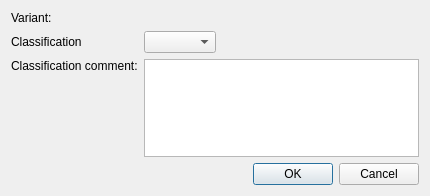
Qt form src/GSvar/ClassificationDialog.ui (imgag/ngs-bits) before a commit.
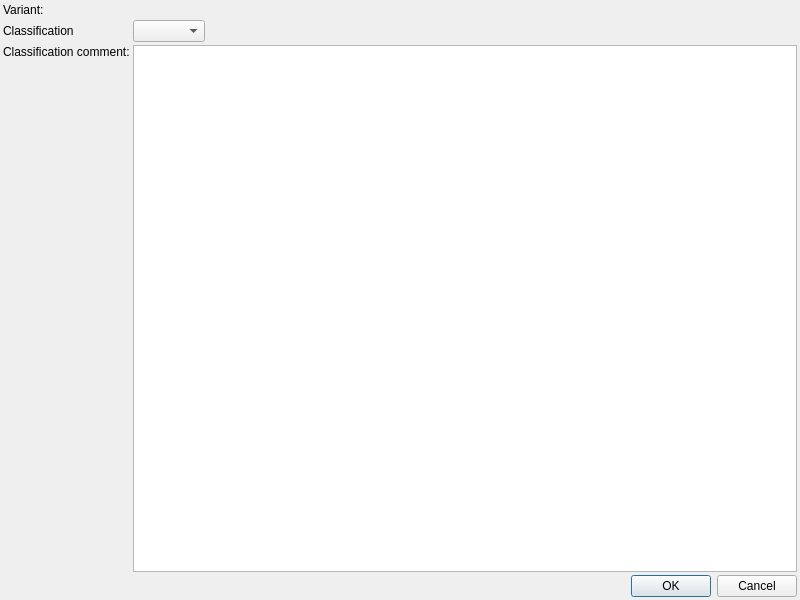
The same form after that commit.

```diff
--- a/src/GSvar/ClassificationDialog.ui
+++ b/src/GSvar/ClassificationDialog.ui
@@ -6,14 +6,35 @@
    <rect>
     <x>0</x>
     <y>0</y>
-    <width>430</width>
-    <height>196</height>
+    <width>800</width>
+    <height>600</height>
    </rect>
   </property>
+  <property name="minimumSize">
+   <size>
+    <width>800</width>
+    <height>600</height>
+   </size>
+  </property>
   <property name="windowTitle">
    <string>Variant classification</string>
   </property>
   <layout class="QGridLayout" name="gridLayout">
+   <property name="leftMargin">
+    <number>3</number>
+   </property>
+   <property name="topMargin">
+    <number>3</number>
+   </property>
+   <property name="rightMargin">
+    <number>3</number>
+   </property>
+   <property name="bottomMargin">
+    <number>3</number>
+   </property>
+   <property name="spacing">
+    <number>3</number>
+   </property>
    <item row="3" column="0" colspan="3">
     <widget class="QDialogButtonBox" name="buttons">
      <property name="orientation">
```
